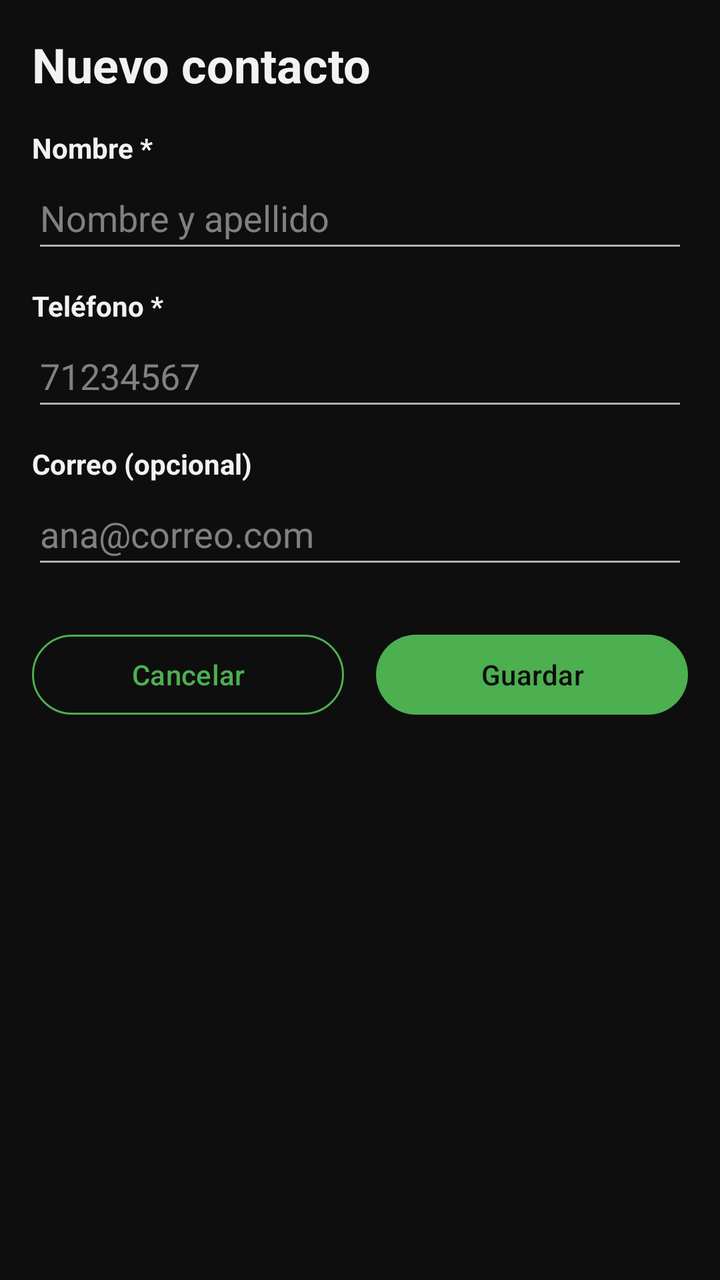
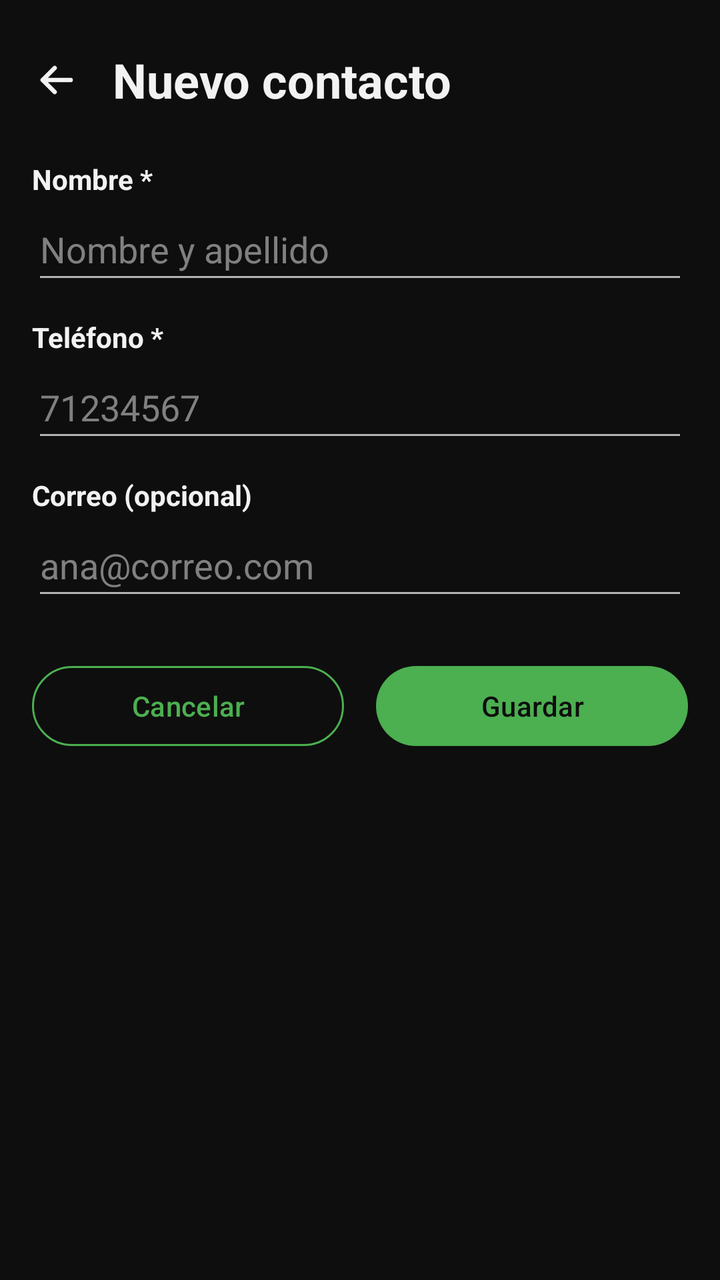

The first picture is an Android layout as it rendered before a commit; the second is the same layout after the commit. The layout source and the unified diff follow.
<!-- AndroidManifest.xml: application theme Theme.AgendaPersonal -->
<!-- res/layout/activity_contacto_form.xml -->
<?xml version="1.0" encoding="utf-8"?>
<ScrollView xmlns:android="http://schemas.android.com/apk/res/android"
    xmlns:tools="http://schemas.android.com/tools"
    android:id="@+id/main"
    android:layout_width="match_parent"
    android:layout_height="match_parent"
    tools:context=".vista.ContactoFormActivity">

    
    <LinearLayout
        android:layout_width="match_parent"
        android:layout_height="wrap_content"
        android:orientation="vertical"
        android:padding="16dp">

        
        <TextView
            android:id="@+id/tvTitulo"
            android:layout_width="match_parent"
            android:layout_height="wrap_content"
            android:layout_marginBottom="16dp"
            android:text="@string/titulo_nuevo_contacto"
            android:textSize="24sp"
            android:textStyle="bold" />

        
        <TextView
            android:layout_width="wrap_content"
            android:layout_height="wrap_content"
            android:text="@string/etiqueta_nombre"
            android:textStyle="bold" />

        <EditText
            android:id="@+id/etNombre"
            android:layout_width="match_parent"
            android:layout_height="wrap_content"
            android:layout_marginBottom="12dp"
            android:autofillHints="name"
            android:hint="@string/pista_nombre"
            android:inputType="textPersonName|textCapWords"
            android:minHeight="48dp" />

        
        <TextView
            android:layout_width="wrap_content"
            android:layout_height="wrap_content"
            android:text="@string/etiqueta_telefono"
            android:textStyle="bold" />

        <EditText
            android:id="@+id/etTelefono"
            android:layout_width="match_parent"
            android:layout_height="wrap_content"
            android:layout_marginBottom="12dp"
            android:autofillHints="phone"
            android:hint="@string/pista_telefono"
            android:inputType="phone"
            android:maxLength="8"
            android:minHeight="48dp" />

        
        <TextView
            android:layout_width="wrap_content"
            android:layout_height="wrap_content"
            android:text="@string/etiqueta_correo"
            android:textStyle="bold" />

        <EditText
            android:id="@+id/etCorreo"
            android:layout_width="match_parent"
            android:layout_height="wrap_content"
            android:layout_marginBottom="24dp"
            android:autofillHints="emailAddress"
            android:hint="@string/pista_correo"
            android:inputType="textEmailAddress"
            android:minHeight="48dp" />

        
        <LinearLayout
            android:layout_width="match_parent"
            android:layout_height="wrap_content"
            android:orientation="horizontal">

            <Button
                android:id="@+id/btnCancelar"
                style="@style/BotonSecundario"
                android:layout_width="0dp"
                android:layout_height="wrap_content"
                android:layout_marginEnd="8dp"
                android:layout_weight="1"
                android:minHeight="48dp"
                android:text="@string/btn_cancelar" />

            <Button
                android:id="@+id/btnGuardar"
                style="@style/BotonPrincipal"
                android:layout_width="0dp"
                android:layout_height="wrap_content"
                android:layout_marginStart="8dp"
                android:layout_weight="1"
                android:minHeight="48dp"
                android:text="@string/btn_guardar" />
        </LinearLayout>
    </LinearLayout>
</ScrollView>
<!-- resources referenced by this layout -->
<resources>
  <string name="btn_cancelar">Cancelar</string>
  <string name="btn_guardar">Guardar</string>
  <string name="etiqueta_correo">Correo (opcional)</string>
  <string name="etiqueta_nombre">Nombre *</string>
  <string name="etiqueta_telefono">Teléfono *</string>
  <string name="pista_correo">ana@correo.com</string>
  <string name="pista_nombre">Nombre y apellido</string>
  <string name="pista_telefono">71234567</string>
  <string name="titulo_nuevo_contacto">Nuevo contacto</string>
  <style name="BotonPrincipal" parent="Widget.Material3.Button">
          <item name="android:minHeight">48dp</item>
          <item name="backgroundTint">@color/verde</item>
          <item name="android:textColor">@color/texto_sobre_verde</item>
      </style>
  <style name="Theme.AgendaPersonal" parent="Base.Theme.AgendaPersonal" />
  <color name="verde">#FF4CAF50</color>
  <color name="texto_sobre_verde">#FF0E0E0E</color>
  <style name="Base.Theme.AgendaPersonal" parent="Theme.Material3.Dark.NoActionBar">
          
          <item name="colorPrimary">@color/verde</item>
          <item name="colorOnPrimary">@color/texto_sobre_verde</item>
          
          <item name="colorPrimaryContainer">@color/verde_oscuro</item>
          <item name="colorOnPrimaryContainer">@color/texto</item>
          
          <item name="colorSecondary">@color/verde</item>
          <item name="colorOnSecondary">@color/texto_sobre_verde</item>
          <item name="colorSecondaryContainer">@color/verde_oscuro</item>
          <item name="colorOnSecondaryContainer">@color/texto</item>
          <item name="colorTertiary">@color/verde</item>
          <item name="colorOnTertiary">@color/texto_sobre_verde</item>
          
          <item name="colorAccent">@color/verde</item>
  
          
          <item name="android:colorBackground">@color/fondo</item>
          <item name="android:windowBackground">@color/fondo</item>
          <item name="colorOnBackground">@color/texto</item>
          
          <item name="colorSurface">@color/fondo</item>
          <item name="colorOnSurface">@color/texto</item>
          <item name="colorSurfaceVariant">@color/tarjeta</item>
          <item name="colorOnSurfaceVariant">@color/texto_secundario</item>
          <item name="colorSurfaceContainerLowest">@color/fondo</item>
          <item name="colorSurfaceContainerLow">@color/tarjeta</item>
          <item name="colorSurfaceContainer">@color/tarjeta</item>
          <item name="colorSurfaceContainerHigh">@color/tarjeta_alta</item>
          <item name="colorSurfaceContainerHighest">@color/tarjeta_alta</item>
          
          <item name="colorOutline">@color/borde</item>
          <item name="colorOutlineVariant">@color/borde</item>
  
          
          <item name="android:textColorPrimary">@color/texto</item>
          <item name="android:textColorSecondary">@color/texto_secundario</item>
          <item name="android:textColorHint">@color/texto_pista</item>
          
          <item name="android:textColorTertiary">@color/texto</item>
          <item name="android:textColorPrimaryDisableOnly">@color/texto</item>
      </style>
  <color name="verde_oscuro">#FF2E7D32</color>
  <color name="texto">#FFF2F2F2</color>
  <color name="fondo">#FF0E0E0E</color>
  <color name="tarjeta">#FF1C1C1C</color>
  <color name="texto_secundario">#FFB3B3B3</color>
  <color name="tarjeta_alta">#FF262626</color>
  <color name="borde">#FF3D3D3D</color>
  <color name="texto_pista">#FF808080</color>
  <!-- unchanged entries left out for length: 1 -->
</resources>

<!-- the commit's change to res/layout/activity_contacto_form.xml (unified diff, before → after) -->
@@ -14,14 +14,25 @@
         android:padding="16dp">
 
         
-        <TextView
-            android:id="@+id/tvTitulo"
+        <LinearLayout
             android:layout_width="match_parent"
             android:layout_height="wrap_content"
+            android:layout_marginStart="-12dp"
             android:layout_marginBottom="16dp"
-            android:text="@string/titulo_nuevo_contacto"
-            android:textSize="24sp"
-            android:textStyle="bold" />
+            android:gravity="center_vertical"
+            android:orientation="horizontal">
+
+            <include layout="@layout/boton_volver" />
+
+            <TextView
+                android:id="@+id/tvTitulo"
+                android:layout_width="0dp"
+                android:layout_height="wrap_content"
+                android:layout_weight="1"
+                android:text="@string/titulo_nuevo_contacto"
+                android:textSize="24sp"
+                android:textStyle="bold" />
+        </LinearLayout>
 
         
         <TextView
@@ -103,3 +114,13 @@
         </LinearLayout>
     </LinearLayout>
 </ScrollView>
+<!-- res/layout/boton_volver.xml (included above) -->
+<?xml version="1.0" encoding="utf-8"?>
+<ImageButton xmlns:android="http://schemas.android.com/apk/res/android"
+    android:id="@+id/btnVolver"
+    android:layout_width="48dp"
+    android:layout_height="48dp"
+    android:layout_marginEnd="4dp"
+    android:background="?attr/selectableItemBackgroundBorderless"
+    android:contentDescription="@string/volver"
+    android:src="@drawable/ic_flecha_atras" />
<!-- resource entries referenced after the edit -->
@@ -1,5 +1,21 @@
 <!-- resources referenced by this layout -->
 <resources>
+  <!-- drawable ic_flecha_atras (drawable) -->
+  <?xml version="1.0" encoding="utf-8"?>
+  <vector xmlns:android="http://schemas.android.com/apk/res/android"
+      android:width="24dp"
+      android:height="24dp"
+      android:viewportWidth="24"
+      android:viewportHeight="24">
+  
+      
+      <path
+          android:pathData="M19,12 L5,12 M11,6 L5,12 L11,18"
+          android:strokeLineCap="round"
+          android:strokeLineJoin="round"
+          android:strokeWidth="2.2"
+          android:strokeColor="@color/texto" />
+  </vector>
   <string name="btn_cancelar">Cancelar</string>
   <string name="btn_guardar">Guardar</string>
   <string name="etiqueta_correo">Correo (opcional)</string>
@@ -9,6 +25,7 @@
   <string name="pista_nombre">Nombre y apellido</string>
   <string name="pista_telefono">71234567</string>
   <string name="titulo_nuevo_contacto">Nuevo contacto</string>
+  <string name="volver">Volver</string>
   <style name="BotonPrincipal" parent="Widget.Material3.Button">
           <item name="android:minHeight">48dp</item>
           <item name="backgroundTint">@color/verde</item>
@@ -22,8 +39,8 @@
           <item name="colorPrimary">@color/verde</item>
           <item name="colorOnPrimary">@color/texto_sobre_verde</item>
           
-          <item name="colorPrimaryContainer">@color/verde_oscuro</item>
-          <item name="colorOnPrimaryContainer">@color/texto</item>
+          <item name="colorPrimaryContainer">@color/verde</item>
+          <item name="colorOnPrimaryContainer">@color/texto_sobre_verde</item>
           
           <item name="colorSecondary">@color/verde</item>
           <item name="colorOnSecondary">@color/texto_sobre_verde</item>
